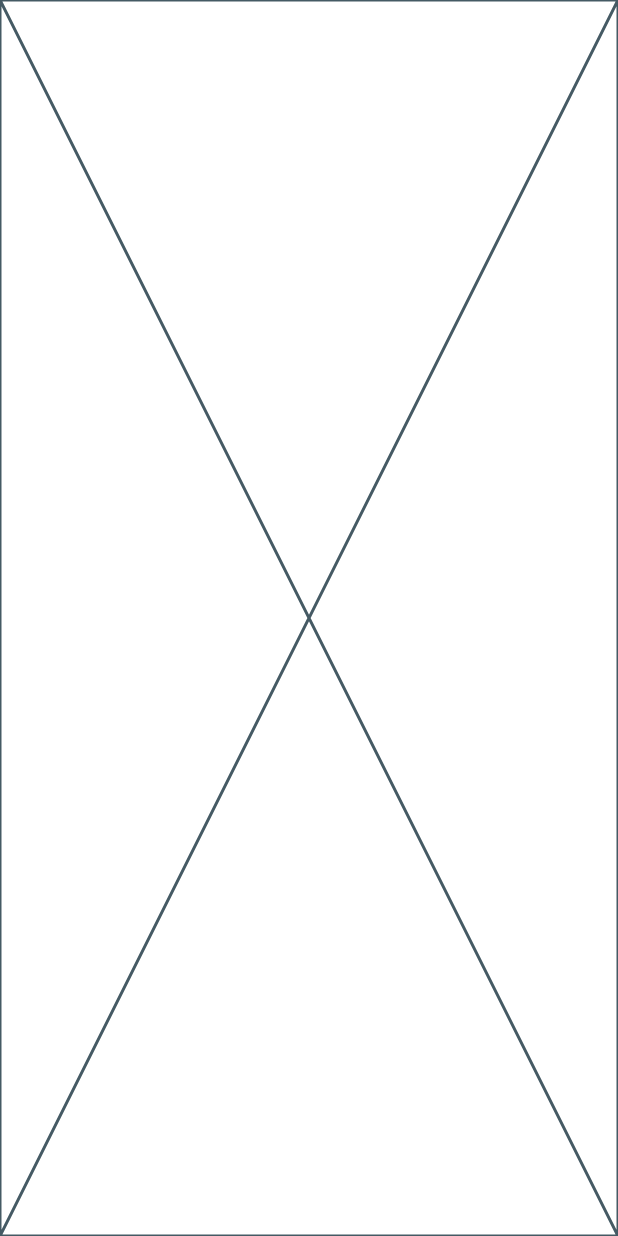
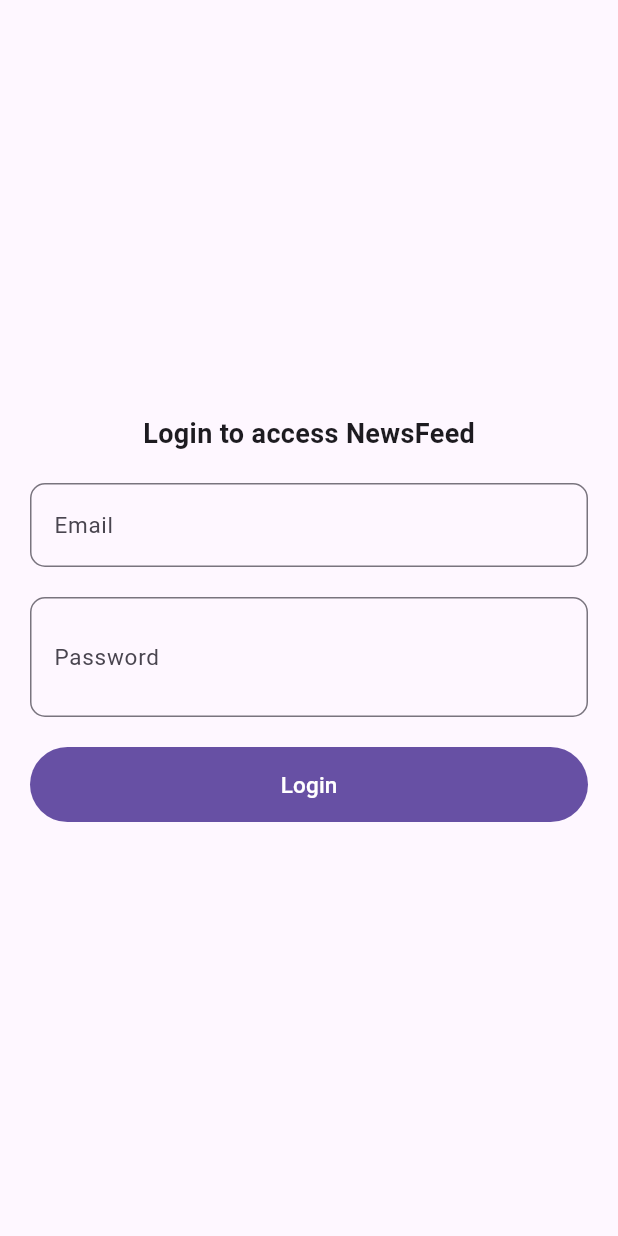
Before and after one commit to ahmad-dev7/news_buzz, a Flutter app: the screen it shows after launch, on a phone screen of 412 x 824 dp. Run offline on Flutter 3.47's test engine with Material 3 defaults, Android fonts, the phone set to English and light mode, and no system bars; our stand-ins replace flutter_bloc, flutter_dotenv.

Commit message:
completed login page

```diff
--- /dev/null
+++ b/devtools_options.yaml
@@ -0,0 +1,3 @@
+description: This file stores settings for Dart & Flutter DevTools.
+documentation: https://docs.flutter.dev/tools/devtools/extensions#configure-extension-enablement-states
+extensions:
--- /dev/null
+++ b/lib/components/email_field.dart
@@ -0,0 +1,21 @@
+import 'package:flutter/material.dart';
+import 'package:news_buzz/components/custom_text.dart';
+import 'package:news_buzz/constants/k_validators.dart';
+
+class EmailField extends StatelessWidget {
+  final TextEditingController textController;
+  const EmailField({super.key, required this.textController});
+
+  @override
+  Widget build(BuildContext context) {
+    return TextFormField(
+      controller: textController,
+      validator: kEmailValidator,
+      decoration: InputDecoration(
+        hintText: 'Enter email Id',
+        label: CustomText('Email'),
+        border: OutlineInputBorder(borderRadius: BorderRadius.circular(10)),
+      ),
+    );
+  }
+}
--- /dev/null
+++ b/lib/components/password_field.dart
@@ -0,0 +1,34 @@
+import 'package:flutter/material.dart';
+import 'package:news_buzz/components/custom_text.dart';
+import 'package:news_buzz/constants/k_validators.dart';
+
+class PasswordField extends StatefulWidget {
+  final TextEditingController textController;
+  const PasswordField({super.key, required this.textController});
+
+  @override
+  State<PasswordField> createState() => _PasswordFieldState();
+}
+
+class _PasswordFieldState extends State<PasswordField> {
+  bool _isObscure = true;
+  @override
+  Widget build(BuildContext context) {
+    return TextFormField(
+      controller: widget.textController,
+      validator: kPasswordValidator,
+      obscureText: _isObscure,
+      decoration: InputDecoration(
+        hintText: 'Enter password',
+        label: CustomText('Password'),
+        border: OutlineInputBorder(borderRadius: BorderRadius.circular(10)),
+        suffix: IconButton(
+          onPressed: () => setState(() => _isObscure = !_isObscure),
+          icon: Icon(
+            _isObscure ? Icons.visibility : Icons.visibility_off_outlined,
+          ),
+        ),
+      ),
+    );
+  }
+}
--- /dev/null
+++ b/lib/constants/k_validators.dart
@@ -0,0 +1,22 @@
+String? kEmailValidator(String? email) {
+  final RegExp regExp = RegExp(
+    r'^[a-zA-Z0-9._%+-]+@[a-zA-Z0-9.-]+\.[a-zA-Z]{2,}$',
+  );
+
+  if (email == null || email.trim().isEmpty) {
+    return 'Please enter an email address';
+  } else if (!regExp.hasMatch(email.trim())) {
+    return 'Enter a valid email address';
+  }
+  return null;
+}
+
+String? kPasswordValidator(String? password) {
+  if (password == null || password.isEmpty) {
+    return 'Please enter your password';
+  } else if (password.length < 6) {
+    return 'Password must be at least 6 characters long.';
+  } else {
+    return null;
+  }
+}
--- a/lib/screens/login_screen.dart
+++ b/lib/screens/login_screen.dart
@@ -1,4 +1,7 @@
 import 'package:flutter/material.dart';
+import 'package:news_buzz/components/custom_text.dart';
+import 'package:news_buzz/components/email_field.dart';
+import 'package:news_buzz/components/password_field.dart';
 
 class LoginScreen extends StatefulWidget {
   const LoginScreen({super.key});
@@ -8,8 +11,55 @@ class LoginScreen extends StatefulWidget {
 }
 
 class _LoginScreenState extends State<LoginScreen> {
+  final _formKey = GlobalKey<FormState>();
+  final _emailController = TextEditingController();
+  final _passwordController = TextEditingController();
   @override
   Widget build(BuildContext context) {
-    return const Placeholder();
+    return Scaffold(
+      body: Padding(
+        // horizontal padding of 20px
+        padding: const EdgeInsets.symmetric(horizontal: 20),
+        child: Column(
+          // Align vertically center
+          mainAxisAlignment: MainAxisAlignment.center,
+          // Align horizontally center
+          crossAxisAlignment: CrossAxisAlignment.center,
+          // Spacing between children
+          spacing: 20,
+          children: [
+            CustomText(
+              'Login to access NewsFeed',
+              fontSize: 18,
+              fontWeight: FontWeight.bold,
+            ),
+            Form(
+              key: _formKey,
+              child: Column(
+                spacing: 20,
+                children: [
+                  EmailField(textController: _emailController),
+                  PasswordField(textController: _passwordController),
+                ],
+              ),
+            ),
+            SizedBox(
+              width: double.infinity,
+              height: 50,
+              child: FilledButton(
+                onPressed: () {
+                  if (_formKey.currentState!.validate()) {
+                    // Here credentials can be sent to server for authentication
+                    debugPrint(_emailController.text);
+                    debugPrint(_passwordController.text);
+                  }
+                },
+                child: CustomText("Login"),
+              ),
+            ),
+          ],
+        ),
+      ),
+    );
   }
 }
--- a/pubspec.yaml
+++ b/pubspec.yaml
@@ -25,9 +25,11 @@ dev_dependencies:
 
   flutter_lints: ^5.0.0
 
-assets:
-  - .env
+# assets:
+#   - .env
 
 # The following section is specific to Flutter packages.
 flutter:
+  assets:
+    - .env
   uses-material-design: true
```
Also changed, not shown: lib/components/custom_text_field.dart (added, +30 -0 lines).
